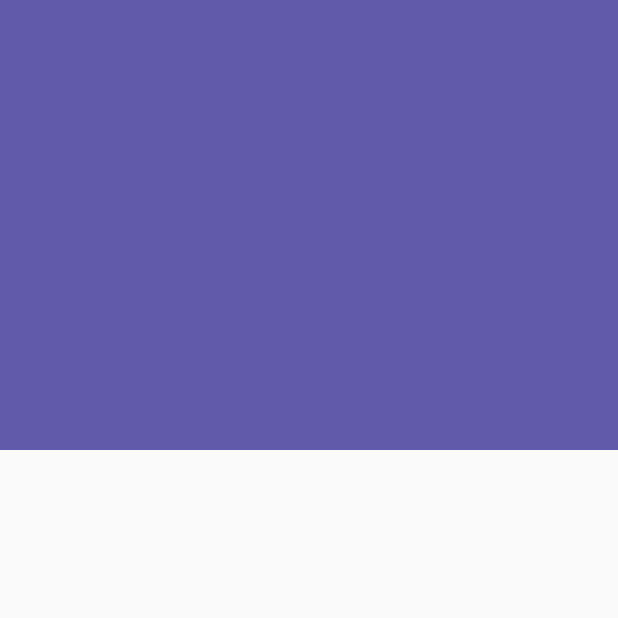
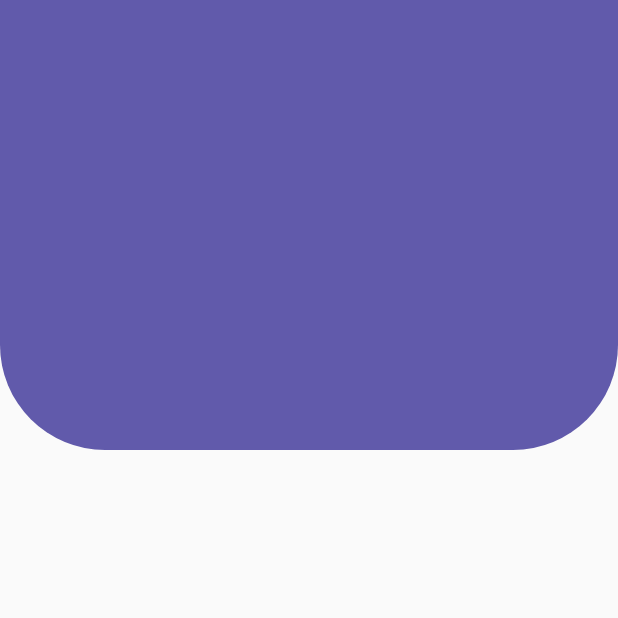
Before and after one commit to chicho69-cesar/designs-flutter-course, a Flutter app: the screen it shows after launch, on a phone screen of 412 x 824 dp, the top half of it. Run offline on Flutter 3.47's test engine with Material 2 defaults, Android fonts, the phone set to English and light mode, and no system bars.

Commit message:
Header con bordes redondeados

```diff
--- a/lib/src/pages/headers_page.dart
+++ b/lib/src/pages/headers_page.dart
@@ -7,7 +7,8 @@ class HeadersPage extends StatelessWidget {
   @override
   Widget build(BuildContext context) {
     return const Scaffold(
-      body: HeaderCuadrado(),
+      // body: HeaderCuadrado(),
+      body: HeaderBordesRedondeados(),
     );
   }
 }
--- a/lib/src/widgets/headers.dart
+++ b/lib/src/widgets/headers.dart
@@ -11,3 +11,25 @@ class HeaderCuadrado extends StatelessWidget {
     );
   }
 }
+
+class HeaderBordesRedondeados extends StatelessWidget {
+  const HeaderBordesRedondeados({super.key});
+
+  @override
+  Widget build(BuildContext context) {
+    return Container(
+      height: 300,
+      /* No podemos usar las propiedades de diseño en un container cuando
+      tenemos un BoxDecoration en este, ya que estas propiedades se pueden establecer
+      usando este BoxDecoration */
+      // color: const Color(0xff615AAB),
+      decoration: const BoxDecoration(
+        color: Color(0xff615AAB),
+        borderRadius: BorderRadius.only(
+          bottomLeft: Radius.circular(70),
+          bottomRight: Radius.circular(70),
+        )
+      ),
+    );
+  }
+}
```
